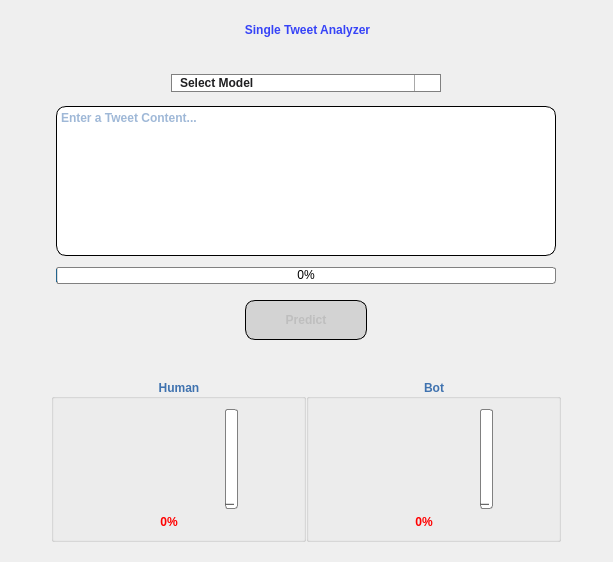
This is gui/SingleAnalyzer.ui in OrCo27/TwitterBotDetection as Qt 5 draws it before an edit. The edited form follows.
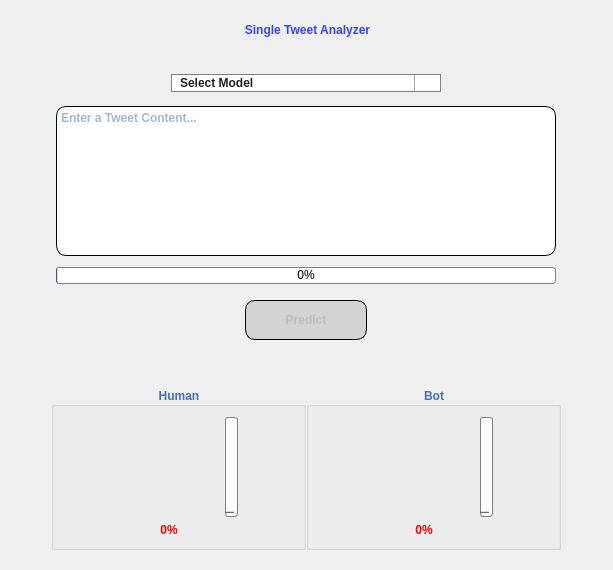
This is the edited form. Icons and pictures are not drawn.

Diff of the .ui file:
```diff
--- a/gui/SingleAnalyzer.ui
+++ b/gui/SingleAnalyzer.ui
@@ -10,7 +10,7 @@
     <x>0</x>
     <y>0</y>
     <width>613</width>
-    <height>562</height>
+    <height>570</height>
    </rect>
   </property>
   <property name="windowTitle">
```
